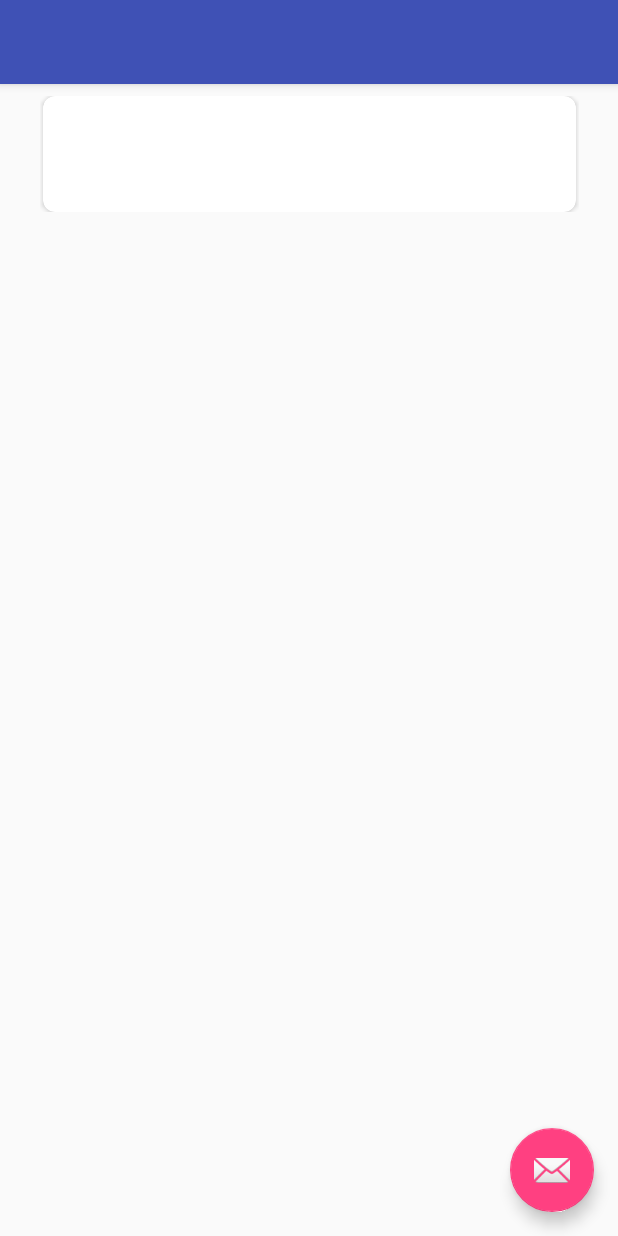
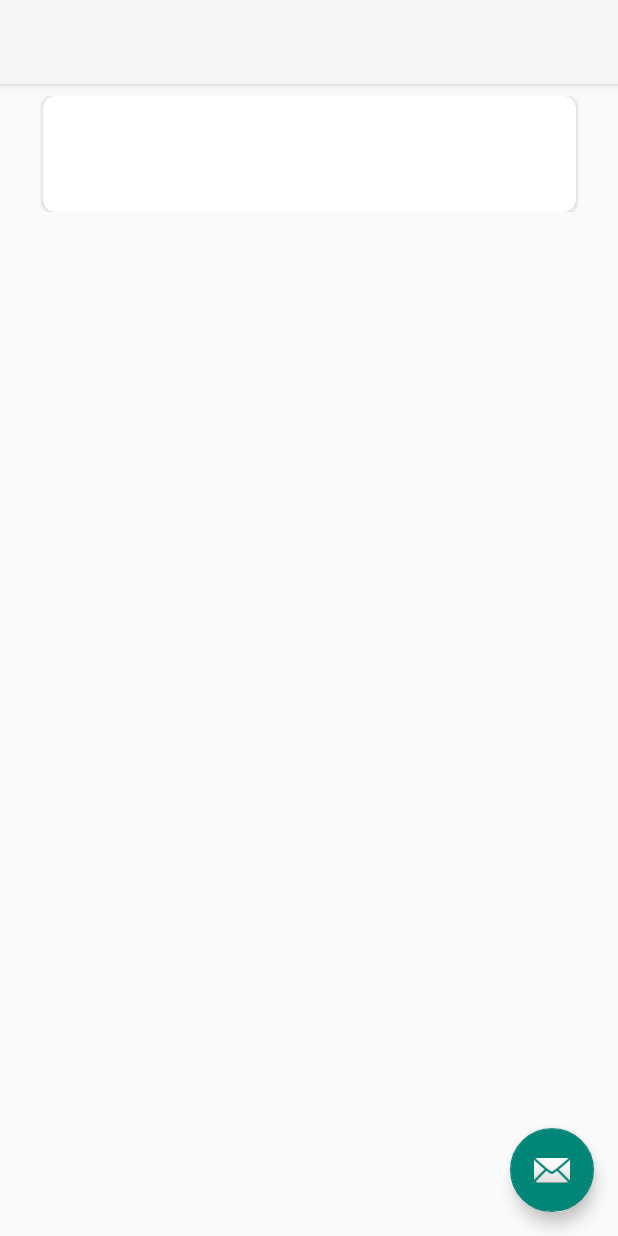
Before and after one commit to wr30m/MoneyManager, an Android app: the layout activity_main.xml on its own in the app's theme, with its tools: preview values and no code run, on a phone screen of 412 x 824 dp. Run offline under Robolectric (Android 15) with nearby library versions, the phone set to English and light mode, and no system bars.

```diff
--- a/app/src/main/AndroidManifest.xml
+++ b/app/src/main/AndroidManifest.xml
@@ -8,7 +8,7 @@
         android:label="@string/app_name"
         android:roundIcon="@mipmap/ic_launcher_round"
         android:supportsRtl="true"
-        android:theme="@style/AppTheme">
+        android:theme="@style/Theme.AppCompat.Light.NoActionBar">
         <activity
             android:name=".MainActivity"
             android:label="@string/app_name"
--- a/app/src/main/java/com/wr30mggmail/moneymanager/MainActivity.java
+++ b/app/src/main/java/com/wr30mggmail/moneymanager/MainActivity.java
@@ -15,7 +15,7 @@ public class MainActivity extends AppCompatActivity {
     protected void onCreate(Bundle savedInstanceState) {
         super.onCreate(savedInstanceState);
         setContentView(R.layout.activity_main);
-        Toolbar toolbar = (Toolbar) findViewById(R.id.toolbar);
+        Toolbar toolbar = (Toolbar) findViewById(R.id.my_toolbar);
         setSupportActionBar(toolbar);
 
         FloatingActionButton fab = (FloatingActionButton) findViewById(R.id.fab);
--- a/app/src/main/res/layout/activity_main.xml
+++ b/app/src/main/res/layout/activity_main.xml
@@ -12,11 +12,13 @@
         android:theme="@style/AppTheme.AppBarOverlay">
 
         <android.support.v7.widget.Toolbar
-            android:id="@+id/toolbar"
+            android:id="@+id/my_toolbar"
             android:layout_width="match_parent"
             android:layout_height="?attr/actionBarSize"
             android:background="?attr/colorPrimary"
-            app:popupTheme="@style/AppTheme.PopupOverlay" />
+            android:elevation="4dp"
+            android:theme="@style/ThemeOverlay.AppCompat.ActionBar"
+            app:popupTheme="@style/ThemeOverlay.AppCompat.Light"/>
 
     </android.support.design.widget.AppBarLayout>
 
--- a/build.gradle
+++ b/build.gradle
@@ -19,6 +19,10 @@ allprojects {
     repositories {
         google()
         jcenter()
+        maven {
+            url "https://maven.google.com"
+        }
+
     }
 }
 
```
